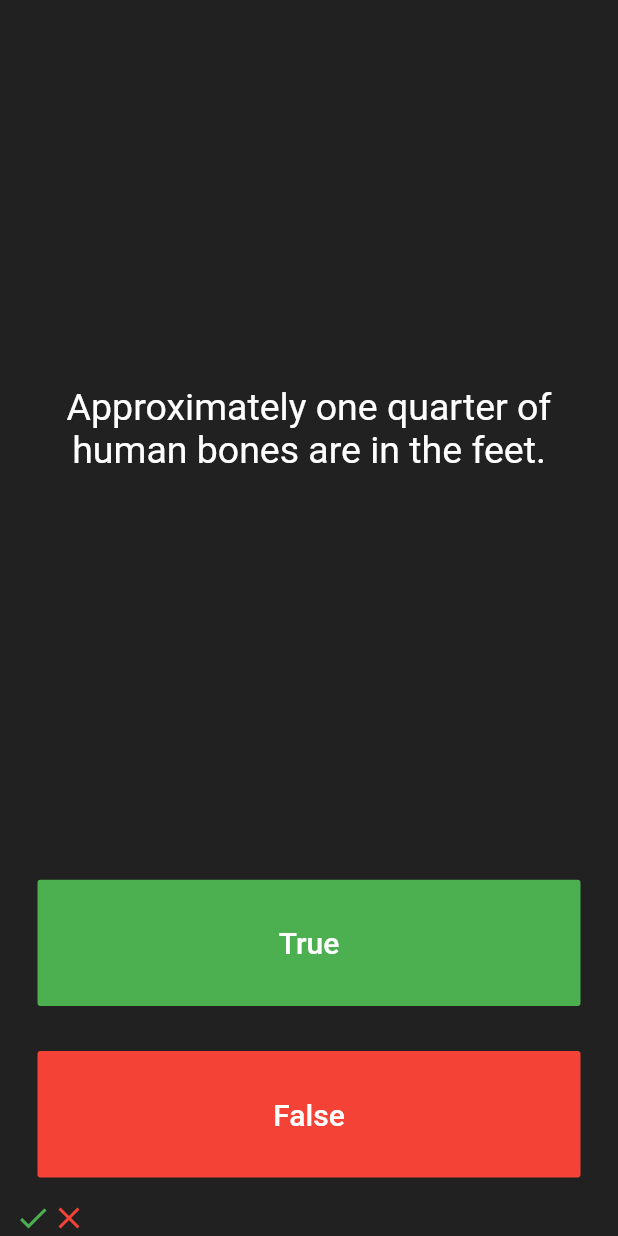
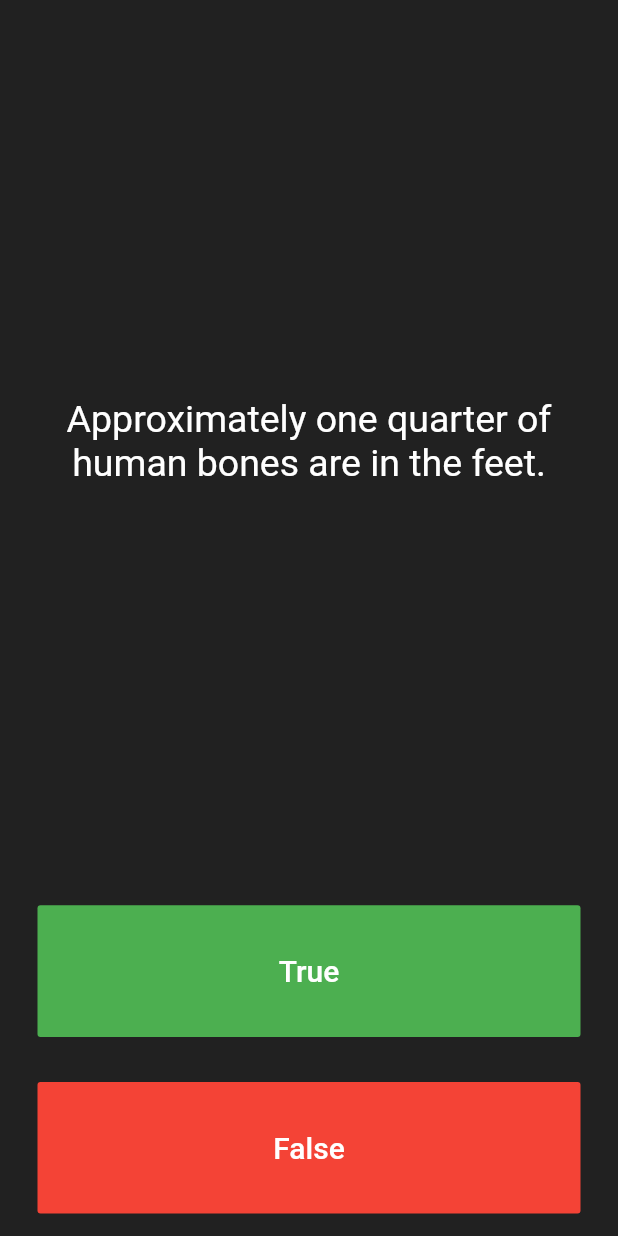
Before and after one commit to OdongoWaga/Flutter-Quiz-App, a Flutter app: the screen it shows after launch, after a tap on "True", on a phone screen of 412 x 824 dp. Run offline on Flutter 3.47's test engine with Material 2 defaults, Android fonts, the phone set to English and light mode, and no system bars.

```diff
--- a/lib/main.dart
+++ b/lib/main.dart
@@ -1,4 +1,7 @@
 import 'package:flutter/material.dart';
+import 'quiz.dart';
+
+Quiz quiz = Quiz();
 
 void main() => runApp(Quizzler());
 
@@ -25,21 +28,8 @@ class QuizPage extends StatefulWidget {
 }
 
 class _QuizPageState extends State<QuizPage> {
-  List<Widget> scoreKeeper = [
-    Icon(
-      Icons.check,
-      color: Colors.green,
-    ),
-    Icon(Icons.close, color: Colors.red)
-  ];
+  List<Widget> scoreKeeper = [];
 
-  List<String> questions = [
-    'You can lead a cow down stairs but not up stairs.',
-    'Approximately one quarter of human bones are in the feet.',
-    'A slug\'s blood is green.'
-  ];
-
-  List<bool> answers = [false, true, true];
   int questionNumber = 0;
 
   @override
@@ -54,7 +44,7 @@ class _QuizPageState extends State<QuizPage> {
             padding: EdgeInsets.all(10.0),
             child: Center(
               child: Text(
-                questions[questionNumber],
+                quiz.qbank[questionNumber].questionText,
                 textAlign: TextAlign.center,
                 style: TextStyle(
                   fontSize: 25.0,
@@ -78,7 +68,7 @@ class _QuizPageState extends State<QuizPage> {
                 ),
               ),
               onPressed: () {
-                bool correctAnswer = answers[questionNumber];
+                bool correctAnswer = quiz.qbank[questionNumber].questionAnswer;
 
                 if (correctAnswer == true) {
                   print('You got one');
@@ -106,7 +96,7 @@ class _QuizPageState extends State<QuizPage> {
                 ),
               ),
               onPressed: () {
-                bool correctAnswer = answers[questionNumber];
+                bool correctAnswer = quiz.qbank[questionNumber].questionAnswer;
                 if (correctAnswer == true) {
                   print('You got one');
                 } else {
--- a/lib/question.dart
+++ b/lib/question.dart
@@ -0,0 +1,9 @@
+class Question {
+  String questionText;
+  bool questionAnswer;
+
+  Question(String q, bool a) {
+    questionText = q;
+    questionAnswer = a;
+  }
+}
```
Also changed, not shown: lib/quiz.dart (+30 -0 lines).
